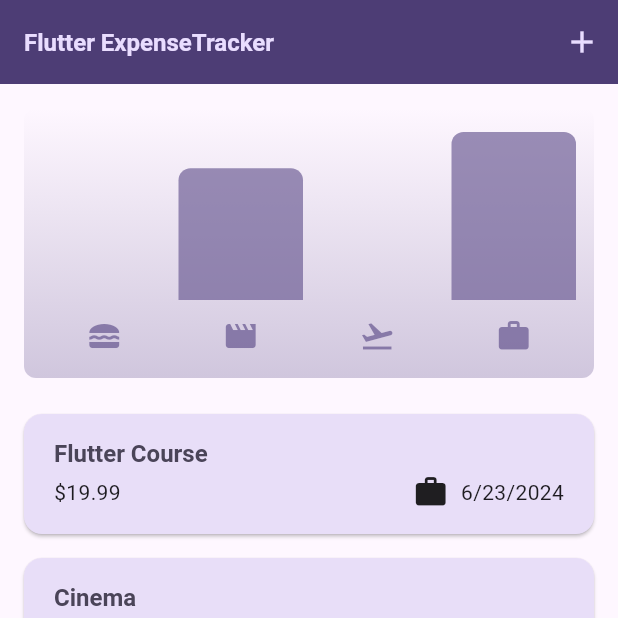
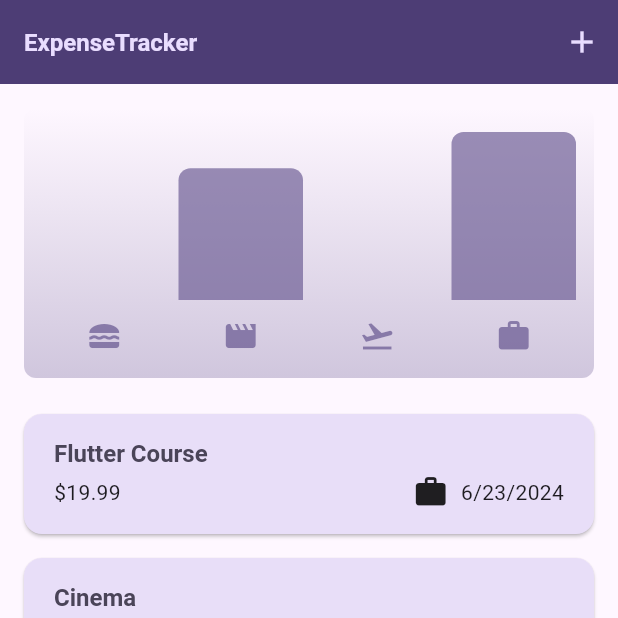
Before and after one commit to ArtKing366/expense_tracker, a Flutter app: the screen it shows after launch, on a phone screen of 412 x 824 dp, the top half of it. Run offline on Flutter 3.47's test engine with Material 3 defaults, Android fonts, the phone set to English and light mode, and no system bars.

Commit message:
change name app

```diff
--- a/lib/widgets/expenses.dart
+++ b/lib/widgets/expenses.dart
@@ -81,7 +81,7 @@ class _ExpensesState extends State<Expenses> {
 
     return Scaffold(
       appBar: AppBar(
-        title: const Text('Flutter ExpenseTracker'),
+        title: const Text('ExpenseTracker'),
         actions: [
           IconButton(
             onPressed: _openAddExpenseOverlay,
```
